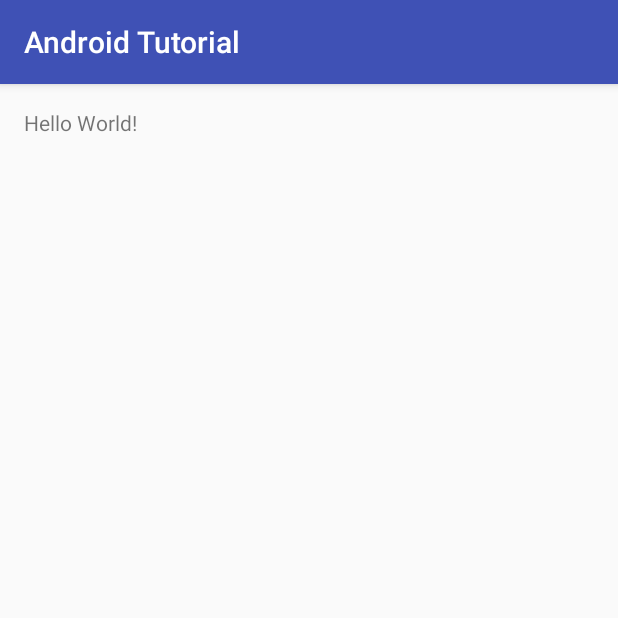
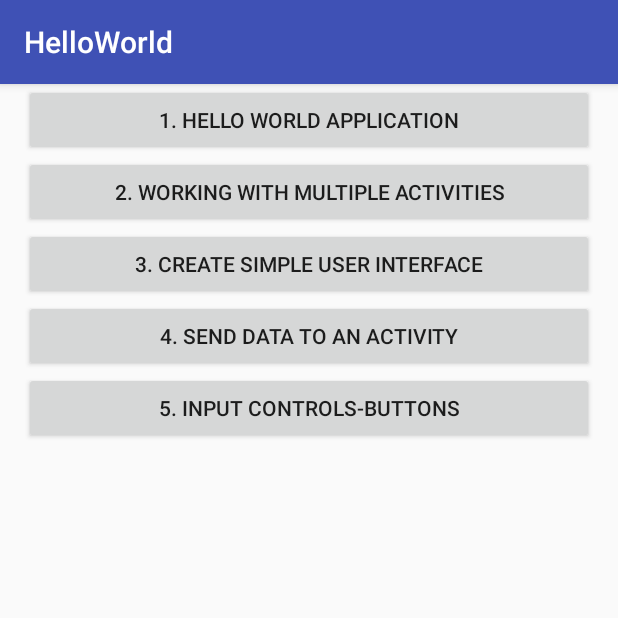
Before and after one commit to Subrato92/Android_Tutorial, an Android app: the screen it shows after launch (IndexActivity), on a phone screen of 412 x 824 dp, the top half of it. Run offline under Robolectric (Android 15) with nearby library versions, the phone set to English and light mode, and no system bars.

Commit message:
Basic IndexActivity Layout Designed, OK

```diff
--- a/app/src/main/res/layout/activity_index.xml
+++ b/app/src/main/res/layout/activity_index.xml
@@ -1,17 +1,40 @@
 <?xml version="1.0" encoding="utf-8"?>
-<RelativeLayout xmlns:android="http://schemas.android.com/apk/res/android"
-    xmlns:tools="http://schemas.android.com/tools"
-    android:id="@+id/activity_index"
+<LinearLayout xmlns:android="http://schemas.android.com/apk/res/android"
     android:layout_width="match_parent"
     android:layout_height="match_parent"
-    android:paddingBottom="@dimen/activity_vertical_margin"
-    android:paddingLeft="@dimen/activity_horizontal_margin"
-    android:paddingRight="@dimen/activity_horizontal_margin"
-    android:paddingTop="@dimen/activity_vertical_margin"
-    tools:context="com.example.android.androidtutorial.IndexActivity">
+    android:paddingLeft="16dp"
+    android:paddingRight="16dp"
+    android:orientation="vertical"
+    android:scrollbars="vertical">
 
-    <TextView
-        android:layout_width="wrap_content"
+    <Button
+        android:id="@+id/Unit_01"
+        android:layout_width="match_parent"
         android:layout_height="wrap_content"
-        android:text="Hello World!" />
-</RelativeLayout>
+        android:text="@string/ch01" />
+
+    <Button
+        android:id="@+id/Unit_02"
+        android:layout_width="match_parent"
+        android:layout_height="wrap_content"
+        android:text="@string/ch02" />
+
+    <Button
+        android:id="@+id/Unit_03"
+        android:layout_width="match_parent"
+        android:layout_height="wrap_content"
+        android:text="@string/ch03" />
+
+    <Button
+        android:id="@+id/Unit_04"
+        android:layout_width="match_parent"
+        android:layout_height="wrap_content"
+        android:text="@string/ch04" />
+
+    <Button
+        android:id="@+id/Unit_05"
+        android:layout_width="match_parent"
+        android:layout_height="wrap_content"
+        android:text="@string/ch05" />
+
+</LinearLayout>
--- a/app/src/main/res/values/strings.xml
+++ b/app/src/main/res/values/strings.xml
@@ -1,3 +1,16 @@
 <resources>
-    <string name="app_name">Android Tutorial</string>
+    <string name="app_name">HelloWorld</string>
+    <string name="ch01">1. Hello World Application</string>
+    <string name="ch02">2. Working With Multiple Activities</string>
+    <string name="ch03">3. Create Simple User Interface</string>
+    <string name="ch04">4. Send Data to An Activity</string>
+
+    <string name="ch05">5. Input Controls-Buttons</string>
+    <string name="ch05_description">There Are Three Kinds Of Buttons >> </string>
+    <string name="ch05_tv_b1">1. Just Button</string>
+    <string name="ch05_tv_b2">2. Image Button</string>
+    <string name="ch05_tv_b3">3. Combined Form</string>
+    <string name="ch05_b1">BUTTON</string>
+    <string name="ch05_b3">Click Me</string>
+
 </resources>
```
